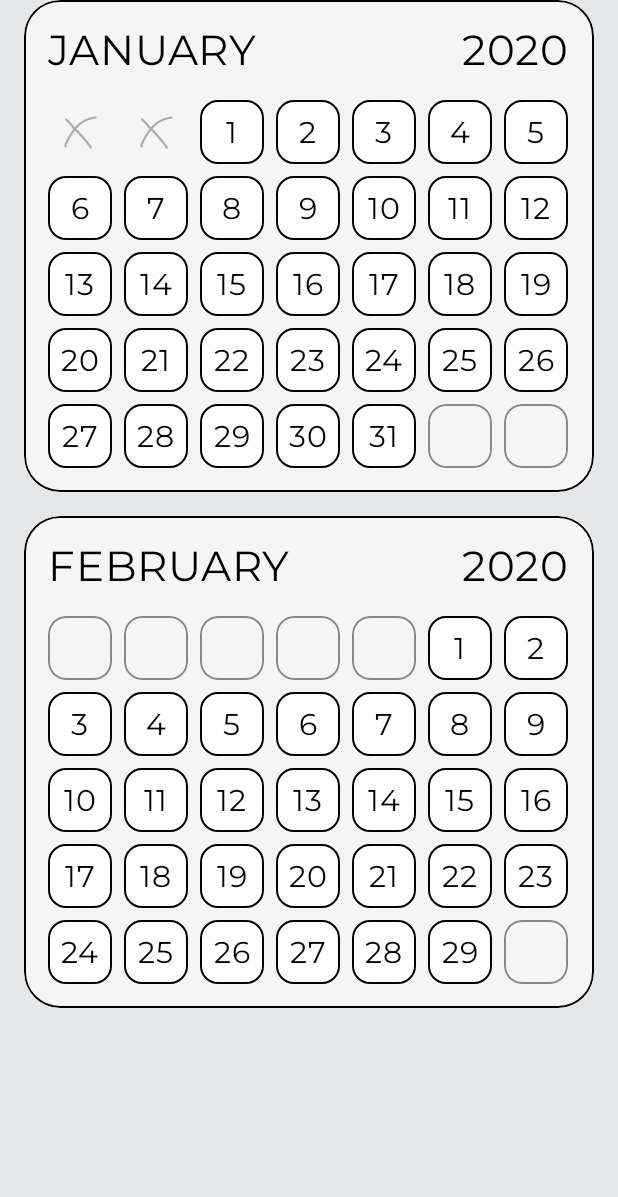
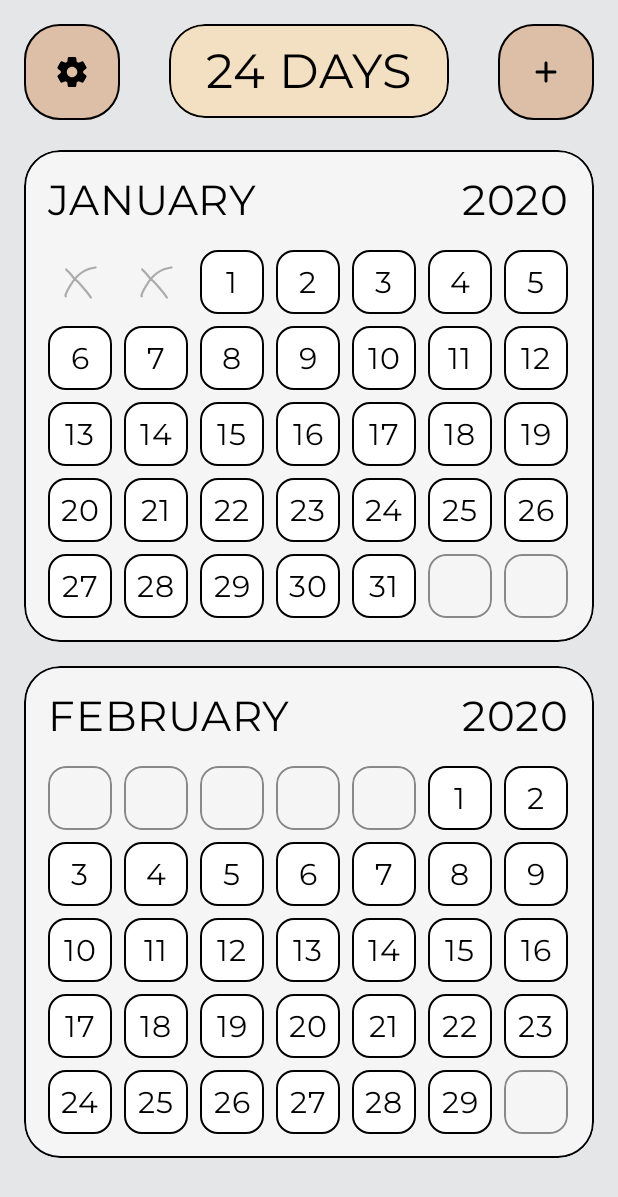
Before and after one commit to pavel-maiseichyk/Love-Calendar, an Android app built with Jetpack Compose: the screen it shows after launch (MainActivity), on a phone screen of 412 x 824 dp. Shown: the top 1197 px of the screen. Run offline under Robolectric (Android 15) with nearby library versions, the light colour scheme and no system bars.

Commit message:
Create HelperRow and add it to HomeScreen

```diff
--- a/app/src/main/java/com/paulmais/lovecalendar/presentation/home/HomeScreen.kt
+++ b/app/src/main/java/com/paulmais/lovecalendar/presentation/home/HomeScreen.kt
@@ -15,6 +15,7 @@ import androidx.compose.ui.Modifier
 import androidx.compose.ui.tooling.preview.Preview
 import androidx.compose.ui.unit.dp
 import androidx.lifecycle.compose.collectAsStateWithLifecycle
+import com.paulmais.lovecalendar.presentation.home.components.HelperRow
 import com.paulmais.lovecalendar.presentation.home.components.MonthItem
 import com.paulmais.lovecalendar.presentation.ui.theme.LoveCalendarTheme
 import org.koin.androidx.compose.koinViewModel
@@ -42,7 +43,13 @@ private fun HomeScreen(
             .background(MaterialTheme.colorScheme.background)
             .padding(horizontal = 16.dp)
             .verticalScroll(rememberScrollState())
+
     ) {
+        HelperRow(
+            isInEditMode = state.isInEditMode,
+            daysLeftText = state.daysLeftText,
+            onAction = onAction
+        )
         MonthItem(
             isEditing = state.isInEditMode,
             isCurrent = true,
--- a/app/src/main/java/com/paulmais/lovecalendar/presentation/home/HomeViewModel.kt
+++ b/app/src/main/java/com/paulmais/lovecalendar/presentation/home/HomeViewModel.kt
@@ -46,7 +46,7 @@ class HomeViewModel : ViewModel() {
                 firstMonthEmptyDatesAmount = 2,
                 secondMonthEmptyDatesAmount = 1,
                 isInEditMode = false,
-                daysLeftText = "...",
+                daysLeftText = "24 days",
                 meetings = emptyList(),
                 isLoading = false,
                 today = Clock.System.now().toLocalDateTime(TimeZone.currentSystemDefault()).date
--- /dev/null
+++ b/app/src/main/java/com/paulmais/lovecalendar/presentation/home/components/DaysLeftItem.kt
@@ -0,0 +1,54 @@
+package com.paulmais.lovecalendar.presentation.home.components
+
+import androidx.compose.animation.animateContentSize
+import androidx.compose.foundation.background
+import androidx.compose.foundation.border
+import androidx.compose.foundation.layout.Box
+import androidx.compose.foundation.layout.padding
+import androidx.compose.foundation.shape.RoundedCornerShape
+import androidx.compose.material3.MaterialTheme
+import androidx.compose.material3.Text
+import androidx.compose.runtime.Composable
+import androidx.compose.ui.Alignment
+import androidx.compose.ui.Modifier
+import androidx.compose.ui.draw.clip
+import androidx.compose.ui.graphics.Color
+import androidx.compose.ui.text.style.TextAlign
+import androidx.compose.ui.tooling.preview.Preview
+import androidx.compose.ui.unit.dp
+import androidx.compose.ui.unit.sp
+import com.paulmais.lovecalendar.presentation.ui.theme.LoveCalendarTheme
+import com.paulmais.lovecalendar.presentation.ui.theme.montserrat
+
+@Composable
+fun DaysLeftItem(
+    text: String,
+    modifier: Modifier = Modifier
+) {
+    Box(
+        modifier = modifier
+            .clip(RoundedCornerShape(24.dp))
+            .border(width = 1.dp, color = Color.Black, shape = RoundedCornerShape(24.dp))
+            .background(MaterialTheme.colorScheme.primary),
+//            .size(HelperButtonSize)
+        contentAlignment = Alignment.Center
+    ) {
+        Text(
+            text = text.uppercase().trim(),
+            textAlign = TextAlign.Center,
+            fontFamily = montserrat,
+            fontSize = 32.sp,
+            modifier = Modifier
+                .padding(horizontal = 24.dp, vertical = 12.dp)
+                .animateContentSize()
+        )
+    }
+}
+
+@Preview
+@Composable
+private fun DaysLeftItemPreview() {
+    LoveCalendarTheme {
+        DaysLeftItem(text = "24 days")
+    }
+}
--- /dev/null
+++ b/app/src/main/java/com/paulmais/lovecalendar/presentation/home/components/HelperButton.kt
@@ -0,0 +1,60 @@
+package com.paulmais.lovecalendar.presentation.home.components
+
+import androidx.compose.foundation.BorderStroke
+import androidx.compose.foundation.layout.Box
+import androidx.compose.foundation.layout.fillMaxSize
+import androidx.compose.foundation.layout.padding
+import androidx.compose.foundation.layout.size
+import androidx.compose.foundation.shape.RoundedCornerShape
+import androidx.compose.material.icons.Icons
+import androidx.compose.material.icons.rounded.Add
+import androidx.compose.material3.Card
+import androidx.compose.material3.CardDefaults
+import androidx.compose.material3.Icon
+import androidx.compose.material3.MaterialTheme
+import androidx.compose.runtime.Composable
+import androidx.compose.ui.Alignment
+import androidx.compose.ui.Modifier
+import androidx.compose.ui.graphics.Color
+import androidx.compose.ui.graphics.vector.ImageVector
+import androidx.compose.ui.tooling.preview.Preview
+import androidx.compose.ui.unit.dp
+import com.paulmais.lovecalendar.presentation.ui.theme.LoveCalendarTheme
+import com.paulmais.lovecalendar.presentation.util.HelperButtonSize
+
+@Composable
+fun HelperButton(
+    onClick: () -> Unit,
+    imageVector: ImageVector,
+    modifier: Modifier = Modifier
+) {
+    Card(
+        onClick = onClick,
+        modifier = modifier.size(HelperButtonSize),
+        shape = RoundedCornerShape(24.dp),
+        colors = CardDefaults.cardColors(
+            containerColor = MaterialTheme.colorScheme.secondary
+        ),
+        border = BorderStroke(1.dp, Color.Black),
+    ) {
+        Box(modifier = Modifier.fillMaxSize(), contentAlignment = Alignment.Center) {
+            Icon(
+                imageVector = imageVector,
+                contentDescription = null,
+                tint = MaterialTheme.colorScheme.onSurface,
+                modifier = Modifier.padding(8.dp)
+            )
+        }
+    }
+}
+
+@Preview
+@Composable
+private fun HelperButtonPreview() {
+    LoveCalendarTheme {
+        HelperButton(
+            onClick = {},
+            imageVector = Icons.Rounded.Add
+        )
+    }
+}
--- /dev/null
+++ b/app/src/main/java/com/paulmais/lovecalendar/presentation/home/components/HelperRow.kt
@@ -0,0 +1,59 @@
+package com.paulmais.lovecalendar.presentation.home.components
+
+import androidx.compose.foundation.layout.Row
+import androidx.compose.foundation.layout.Spacer
+import androidx.compose.foundation.layout.padding
+import androidx.compose.material.icons.Icons
+import androidx.compose.material.icons.rounded.Add
+import androidx.compose.material.icons.rounded.Close
+import androidx.compose.material.icons.rounded.Done
+import androidx.compose.material.icons.rounded.Settings
+import androidx.compose.runtime.Composable
+import androidx.compose.ui.Modifier
+import androidx.compose.ui.tooling.preview.Preview
+import androidx.compose.ui.unit.dp
+import com.paulmais.lovecalendar.presentation.home.HomeAction
+import com.paulmais.lovecalendar.presentation.ui.theme.LoveCalendarTheme
+
+@Composable
+fun HelperRow(
+    isInEditMode: Boolean,
+    daysLeftText: String,
+    onAction: (HomeAction) -> Unit,
+    modifier: Modifier = Modifier
+) {
+    Row(
+        modifier = modifier.padding(top = 16.dp, bottom = 20.dp)
+    ) {
+        HelperButton(
+            onClick = { if (isInEditMode) onAction(HomeAction.OnUndoEditClick) },
+            imageVector = if (isInEditMode) Icons.Rounded.Close else Icons.Rounded.Settings
+        )
+        Spacer(modifier = Modifier.weight(1f))
+        DaysLeftItem(
+            text = if (isInEditMode) "..." else daysLeftText,
+        )
+        Spacer(modifier = Modifier.weight(1f))
+        HelperButton(
+            onClick = {
+                when (isInEditMode) {
+                    true -> onAction(HomeAction.OnConfirmEditClick)
+                    false -> onAction(HomeAction.OnEditClick)
+                }
+            },
+            imageVector = if (isInEditMode) Icons.Rounded.Done else Icons.Rounded.Add
+        )
+    }
+}
+
+@Preview
+@Composable
+private fun HelperRowPreview() {
+    LoveCalendarTheme {
+        HelperRow(
+            isInEditMode = false,
+            daysLeftText = "24 days",
+            onAction = {}
+        )
+    }
+}
```
